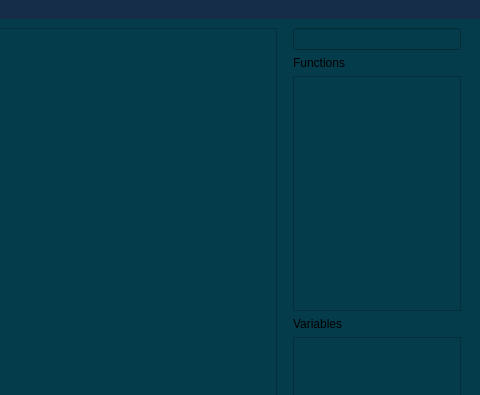
The window that mainwindow.ui (Alienso/MainAnt) describes before a commit, drawn with Qt 5; both pictures show x 676 to 1156 and y 0 to 395 of the 1156 by 600 pixel window.
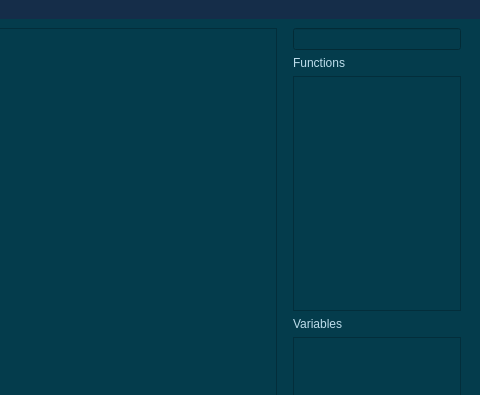
The same window after the commit. Custom widgets are drawn as their Qt base class.

What changed in the file:
```diff
--- a/mainwindow.ui
+++ b/mainwindow.ui
@@ -211,6 +211,9 @@
       </item>
       <item>
        <widget class="QLabel" name="label">
+        <property name="styleSheet">
+         <string notr="true">color : rgb(189, 221, 235)</string>
+        </property>
         <property name="text">
          <string>Functions</string>
         </property>
@@ -225,6 +228,9 @@
       </item>
       <item>
        <widget class="QLabel" name="label_2">
+        <property name="styleSheet">
+         <string notr="true">color : rgb(189, 221, 235)</string>
+        </property>
         <property name="text">
          <string>Variables</string>
         </property>
```
Left out of the diff: 6 changed lines with no effect on the pictures.
